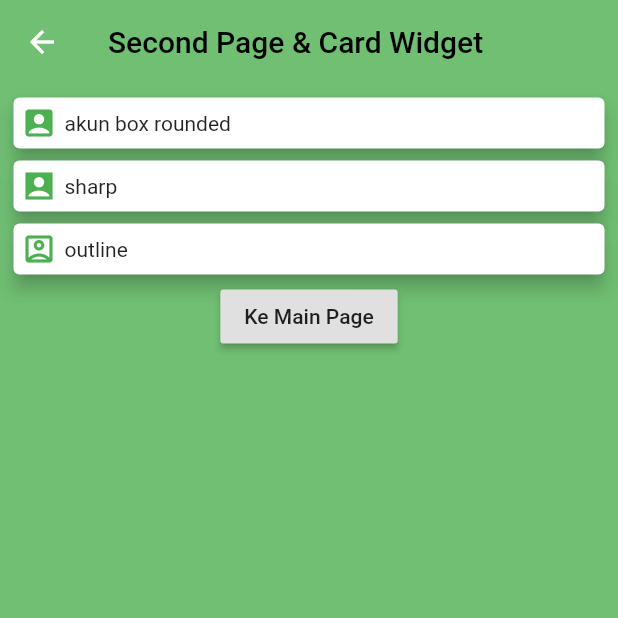
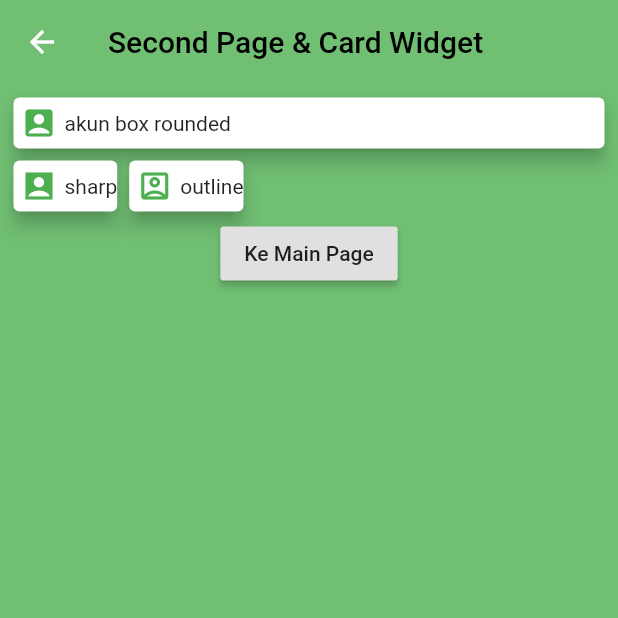
Before and after one commit to mindatama/GIT, a Flutter app: the SecondPage screen opened directly, on a phone screen of 412 x 824 dp, the top half of it. Run offline on Flutter 3.47's test engine with Material 2 defaults, Android fonts, the light colour scheme and no system bars.

Commit message:
hello_world_flutter lib/second_page.dart tambah pernik card widget

```diff
--- a/hello_world_flutter/lib/second_page.dart
+++ b/hello_world_flutter/lib/second_page.dart
@@ -18,8 +18,13 @@ class SecondPage extends StatelessWidget {
         child: ListView(
           children: <Widget>[
             buildCard(Icons.account_box_rounded, 'akun box rounded'),
-            buildCard(Icons.account_box_sharp, 'sharp'),
-            buildCard(Icons.account_box_outlined, "outline"),
+            Row(
+              crossAxisAlignment: CrossAxisAlignment.center,
+              children: <Widget>[
+                buildCard(Icons.account_box_sharp, 'sharp'),
+                buildCard(Icons.account_box_outlined, "outline"),
+              ],
+            ),
             Center(
               child: RaisedButton(
                 child: Text("Ke Main Page"),
```
